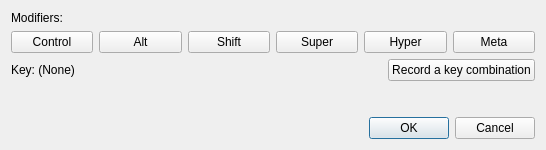
Qt form lib/autokey/qtui/resources/ui/hotkeysettings.ui (autokey/autokey) before a commit.
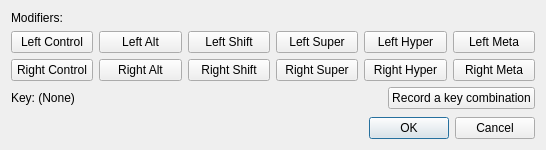
The same form after that commit. Icons and pictures are not drawn.

Commit message: Add left/right modifiers to Qt interface

Patch:
```diff
--- a/lib/autokey/qtui/resources/ui/hotkeysettings.ui
+++ b/lib/autokey/qtui/resources/ui/hotkeysettings.ui
@@ -20,7 +20,7 @@
    <item row="1" column="1">
     <widget class="QPushButton" name="mod_alt_button">
      <property name="text">
-      <string>Alt</string>
+      <string>Left Alt</string>
      </property>
      <property name="checkable">
       <bool>true</bool>
@@ -30,7 +30,7 @@
    <item row="1" column="4">
     <widget class="QPushButton" name="mod_hyper_button">
      <property name="text">
-      <string>Hyper</string>
+      <string>Left Hyper</string>
      </property>
      <property name="checkable">
       <bool>true</bool>
@@ -40,7 +40,7 @@
    <item row="1" column="5">
     <widget class="QPushButton" name="mod_meta_button">
      <property name="text">
-      <string>Meta</string>
+      <string>Left Meta</string>
      </property>
      <property name="checkable">
       <bool>true</bool>
@@ -63,7 +63,7 @@
    <item row="1" column="2">
     <widget class="QPushButton" name="mod_shift_button">
      <property name="text">
-      <string>Shift</string>
+      <string>Left Shift</string>
      </property>
      <property name="checkable">
       <bool>true</bool>
@@ -73,7 +73,7 @@
    <item row="1" column="0">
     <widget class="QPushButton" name="mod_control_button">
      <property name="text">
-      <string>Control</string>
+      <string>Left Control</string>
      </property>
      <property name="checkable">
       <bool>true</bool>
@@ -83,7 +83,80 @@
    <item row="1" column="3">
     <widget class="QPushButton" name="mod_super_button">
      <property name="text">
-      <string>Super</string>
+      <string>Left Super</string>
+     </property>
+     <property name="checkable">
+      <bool>true</bool>
+     </property>
+    </widget>
+   </item>
+      <item row="2" column="1">
+    <widget class="QPushButton" name="mod_right_alt_button">
+     <property name="text">
+      <string>Right Alt</string>
+     </property>
+     <property name="checkable">
+      <bool>true</bool>
+     </property>
+    </widget>
+   </item>
+   <item row="2" column="4">
+    <widget class="QPushButton" name="mod_right_hyper_button">
+     <property name="text">
+      <string>Right Hyper</string>
+     </property>
+     <property name="checkable">
+      <bool>true</bool>
+     </property>
+    </widget>
+   </item>
+   <item row="2" column="5">
+    <widget class="QPushButton" name="mod_right_meta_button">
+     <property name="text">
+      <string>Right Meta</string>
+     </property>
+     <property name="checkable">
+      <bool>true</bool>
+     </property>
+    </widget>
+   </item>
+   <item row="5" column="0" colspan="6">
+    <spacer name="verticalSpacer">
+     <property name="orientation">
+      <enum>Qt::Vertical</enum>
+     </property>
+     <property name="sizeHint" stdset="0">
+      <size>
+       <width>81</width>
+       <height>27</height>
+      </size>
+     </property>
+    </spacer>
+   </item>
+   <item row="2" column="2">
+    <widget class="QPushButton" name="mod_right_shift_button">
+     <property name="text">
+      <string>Right Shift</string>
+     </property>
+     <property name="checkable">
+      <bool>true</bool>
+     </property>
+    </widget>
+   </item>
+   <item row="2" column="0">
+    <widget class="QPushButton" name="mod_right_control_button">
+     <property name="text">
+      <string>Right Control</string>
+     </property>
+     <property name="checkable">
+      <bool>true</bool>
+     </property>
+    </widget>
+   </item>
+   <item row="2" column="3">
+    <widget class="QPushButton" name="mod_right_super_button">
+     <property name="text">
+      <string>Right Super</string>
      </property>
      <property name="checkable">
       <bool>true</bool>
```
Left out of the diff: 30 changed lines with no effect on the pictures. The commit also changes 1 other file.
